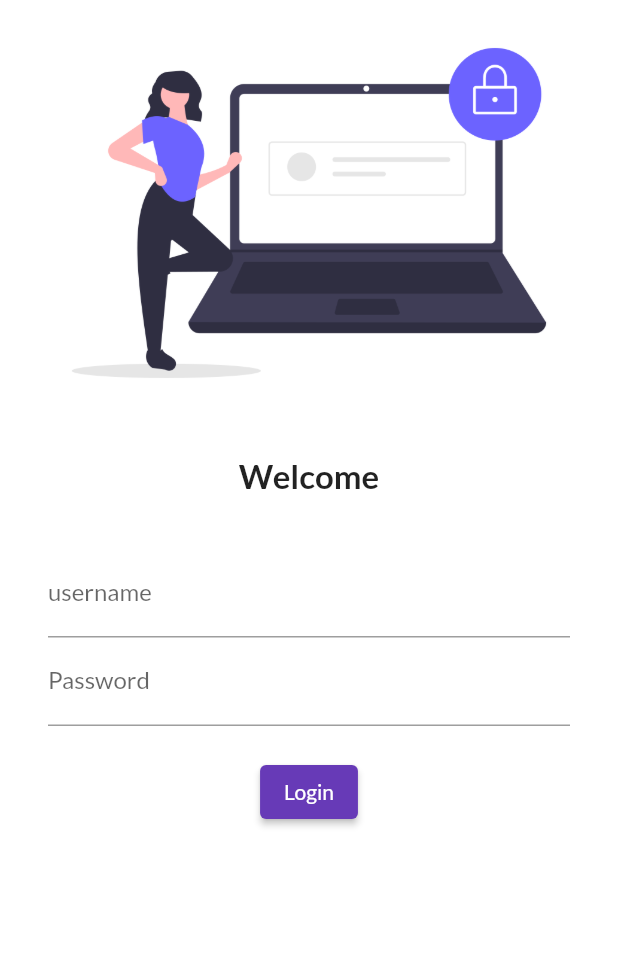
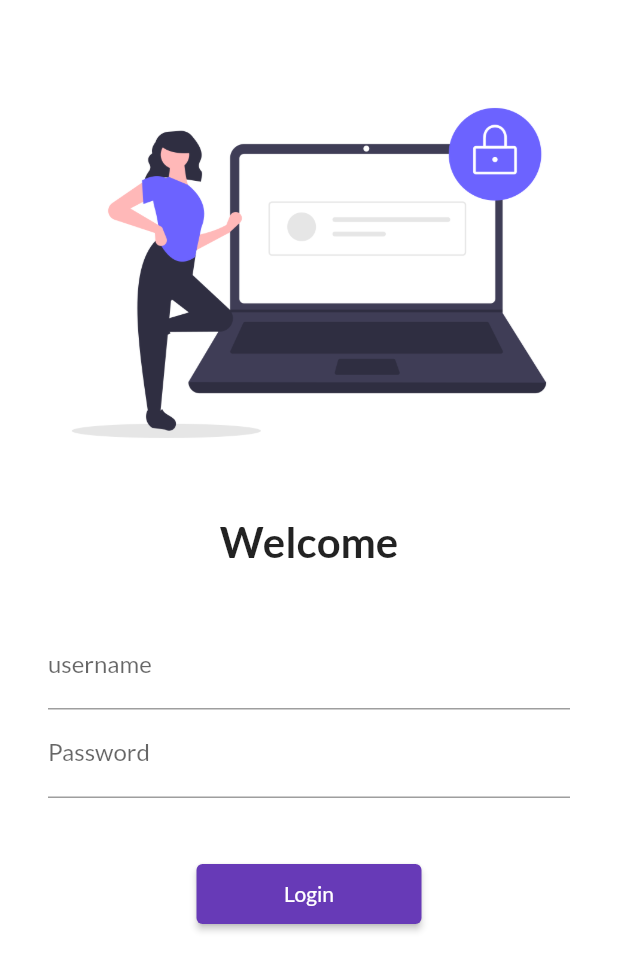
Before and after one commit to shashank3103-dev/flutter_catalog, a Flutter app: the screen it shows after launch, on a phone screen of 412 x 824 dp. Shown: the top 971 px of the screen. Run offline on Flutter 3.47's test engine with Material 2 defaults, Android fonts, the phone set to English and light mode, and no system bars; our stand-ins replace google_fonts.

Commit message:
day5completed

```diff
--- a/lib/main.dart
+++ b/lib/main.dart
@@ -1,6 +1,7 @@
 import 'package:flutter/material.dart';
 import 'package:flutter_catalog/pages/homepage.dart';
 import 'package:flutter_catalog/pages/login_page.dart';
+import 'package:flutter_catalog/utils/routes.dart';
 import 'package:google_fonts/google_fonts.dart';
 void main() {
   runApp(MyApp());
@@ -24,8 +25,8 @@ class MyApp extends StatelessWidget {
       //initialRoute: "/home",
       routes: {
         "/":(context) => LoginPage(),
-        "/home":(context) => Homepage(),
-        "/login":(context) => LoginPage()
+        MyRoutes.homeRoute:(context) => Homepage(),
+        MyRoutes.loginRoute:(context) => LoginPage()
       },
 
     );
--- a/lib/pages/login_page.dart
+++ b/lib/pages/login_page.dart
@@ -1,4 +1,5 @@
 import 'package:flutter/material.dart';
+import 'package:flutter_catalog/utils/routes.dart';
 
 class LoginPage extends StatelessWidget {
   const LoginPage({super.key});
@@ -7,10 +8,15 @@ class LoginPage extends StatelessWidget {
   Widget build(BuildContext context) {
     return Material(
         color: Colors.white,
+        child: SingleChildScrollView(
           child: Column(
             children: [
-          Image.asset("assets/images/login_image.png",
-          fit:BoxFit.cover,
+              SizedBox(
+                height: 40.0,
+              ),
+              Image.asset(
+                "assets/images/login_image.png",
+                fit: BoxFit.cover,
               ),
               SizedBox(
                 height: 20.0,
@@ -18,43 +24,46 @@ class LoginPage extends StatelessWidget {
               Text(
                 "Welcome",
                 style: TextStyle(
-              fontSize: 22,
+                  fontSize: 28,
                   fontWeight: FontWeight.bold,
                 ),
               ),
               SizedBox(
-            height:20.0,
+                height: 20.0,
               ),
               Padding(
-  padding: const EdgeInsets.symmetric(vertical: 16.0,horizontal: 32.0),
-  child:   Column(
+                padding: const EdgeInsets.symmetric(
+                    vertical: 16.0, horizontal: 32.0),
+                child: Column(
                   children: [
                     TextFormField(
-   decoration:InputDecoration(
+                      decoration: InputDecoration(
                         hintText: "Enter username",
                         labelText: "username",
                       ),
                     ),
                     TextFormField(
                       obscureText: true,
-             decoration:InputDecoration(
+                      decoration: InputDecoration(
                         hintText: "Enter password",
                         labelText: "Password",
                       ),
                     ),
                     SizedBox(
-            height:20.0,
+                      height: 40.0,
                     ),
                     ElevatedButton(
-  onPressed: (){},
+                      onPressed: () {
+                        Navigator.pushNamed(context, MyRoutes.homeRoute);
+                      },
                       child: Text("Login"),
-   style: TextButton.styleFrom(),
+                      style: TextButton.styleFrom(minimumSize: Size(150, 40)),
                     )
                   ],
                 ),
               )
             ],
-      )
-    );
+          ),
+        ));
   }
 }
--- /dev/null
+++ b/lib/utils/routes.dart
@@ -0,0 +1,4 @@
+class MyRoutes {
+  static String loginRoute = "/login";
+  static String homeRoute = "/home";
+}
```
Lines whose indentation alone changed are shown as unchanged.
